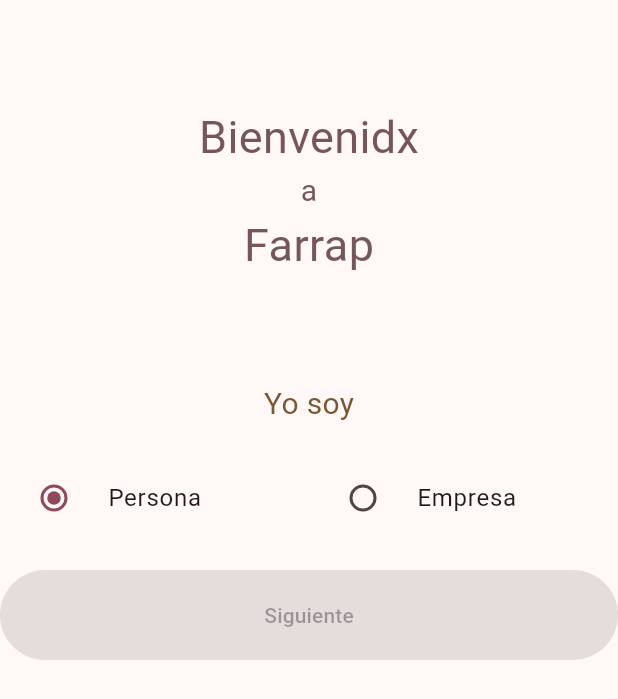
After one commit to DavidCMeneses/Farrapp_front, a Flutter app: the PreRegisterScreen screen opened directly, on a phone screen of 412 x 824 dp. The commit adds this screen. Shown: the top 699 px of the screen. Run offline on Flutter 3.47's test engine with Material 3 defaults, Android fonts, the phone set to English and light mode, and no system bars; our stand-ins replace dio, flutter_dotenv, flutter_riverpod, formz, go_router, shared_preferences; missing offline and left inert: day_picker, time_range_picker; accounts and stored records are empty; statements that could not run were skipped.

Commit message:
fundation of register screens

```diff
--- a/lib/presentation/screens/Register/establishment_register_screen.dart
+++ b/lib/presentation/screens/Register/establishment_register_screen.dart
@@ -7,8 +7,8 @@ import 'package:go_router/go_router.dart';
 
 
 
-class ERegisterScreen extends StatelessWidget {
-  const ERegisterScreen({super.key});
+class EstablishmentRegisterScreen extends StatelessWidget {
+  const EstablishmentRegisterScreen({super.key});
 
   @override
   Widget build(BuildContext context) {
--- /dev/null
+++ b/lib/presentation/screens/Register/pre_register_screen.dart
@@ -0,0 +1,53 @@
+import 'package:farrap/presentation/providers/login_form_provider.dart';
+import 'package:farrap/presentation/widgets/user_type.dart';
+import 'package:flutter/material.dart';
+import 'package:flutter_riverpod/flutter_riverpod.dart';
+import 'package:go_router/go_router.dart';
+
+class PreRegisterScreen extends ConsumerWidget {
+  const PreRegisterScreen({super.key});
+
+  @override
+  Widget build(BuildContext context, WidgetRef ref) {
+
+     final preRegister = ref.watch(loginFormProvider);
+
+
+    final color = Theme.of(context).colorScheme;
+
+    return  Scaffold(
+      backgroundColor: color.background ,
+      body: Align(
+        alignment: Alignment.bottomCenter,
+        child: Column(
+          children: [
+            const SizedBox( height: 70 ),
+            Text('Bienvenidx', style: TextStyle(color: color.secondary, fontSize: 30) ),
+            Text('a', style: TextStyle(color: color.secondary, fontSize: 20)),
+            Text('Farrap', style: TextStyle(color: color.secondary, fontSize: 30) ),
+            const SizedBox( height: 70 ),
+            Text('Yo soy', style: TextStyle(color: color.tertiary, fontSize: 20)),
+            const SizedBox( height: 20 ),
+            UserRadio(
+              type: preRegister.userType,
+              onChanged: ref.read(loginFormProvider.notifier).onUserTypeChanged,
+            ),
+            const SizedBox( height: 20 ),
+            SizedBox(
+            height: 60,
+            width: double.infinity,
+            child: FilledButton(
+              onPressed:  ref.read(loginFormProvider.notifier).state.userType == UserType.client
+                ? context.go('/userRegister')
+                : context.go('/esaRegister')
+,
+              child: const Text('Siguiente'),
+            )
+
+          )
+          ],
+        ),
+      ),
+    );
+  }
+}
--- a/lib/presentation/screens/Auth/register_screen.dart
+++ b/lib/presentation/screens/Register/user_register_screen.dart
@@ -1,7 +1,7 @@
 import 'package:flutter/material.dart';
 
-class RegisterScreen extends StatelessWidget {
-  const RegisterScreen({super.key});
+class UserRegisterScreen extends StatelessWidget {
+  const UserRegisterScreen({super.key});
 
   @override
   Widget build(BuildContext context) {
```
